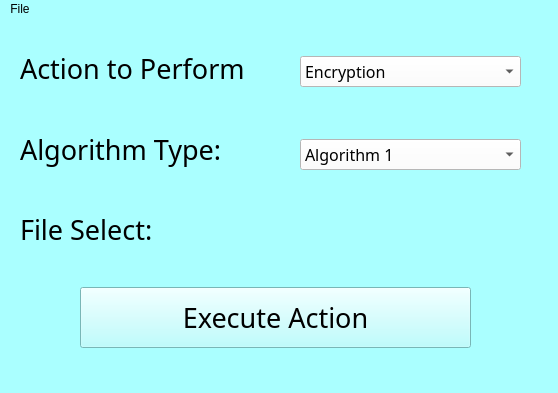
Before: the Qt Designer form src/mainwindow.ui in terrytosh/image-encryptor, drawn with Qt 5.
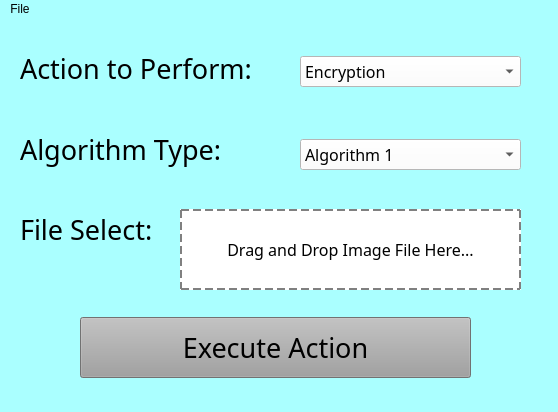
After: the same form once the commit is applied.

What changed in the file:
```diff
--- a/src/mainwindow.ui
+++ b/src/mainwindow.ui
@@ -7,7 +7,7 @@
     <x>0</x>
     <y>0</y>
     <width>558</width>
-    <height>393</height>
+    <height>412</height>
    </rect>
   </property>
   <property name="sizePolicy">
@@ -45,7 +45,7 @@
      </font>
     </property>
     <property name="text">
-     <string>Action to Perform</string>
+     <string>Action to Perform:</string>
     </property>
    </widget>
    <widget class="QLabel" name="input_label_2">
@@ -170,7 +170,7 @@
     <property name="geometry">
      <rect>
       <x>80</x>
-      <y>268</y>
+      <y>298</y>
       <width>391</width>
       <height>61</height>
      </rect>
@@ -188,7 +188,7 @@
      <bool>false</bool>
     </property>
     <property name="styleSheet">
-     <string notr="true">background-color: qlineargradient(spread:pad, x1:0, y1:0, x2:1, y2:0, stop:0 rgba(245, 224, 176, 255), stop:0.09 rgba(246, 189, 237, 255), stop:0.14 rgba(194, 207, 246, 255), stop:0.19 rgba(184, 160, 168, 255), stop:0.25 rgba(171, 186, 248, 255), stop:0.32 rgba(243, 248, 224, 255), stop:0.385 rgba(249, 162, 183, 255), stop:0.47 rgba(100, 115, 124, 255), stop:0.58 rgba(251, 205, 202, 255), stop:0.65 rgba(170, 128, 185, 255), stop:0.75 rgba(252, 222, 204, 255), stop:0.805 rgba(206, 122, 218, 255), stop:0.86 rgba(254, 223, 175, 255), stop:0.91 rgba(254, 236, 244, 255), stop:1 rgba(255, 191, 221, 255));</string>
+     <string notr="true">background-color: rgb(159, 159, 159);</string>
     </property>
     <property name="text">
      <string>Execute Action</string>
@@ -200,6 +200,35 @@
      <bool>false</bool>
     </property>
    </widget>
+   <widget class="QLabel" name="drag_and_drop_label">
+    <property name="geometry">
+     <rect>
+      <x>180</x>
+      <y>190</y>
+      <width>341</width>
+      <height>81</height>
+     </rect>
+    </property>
+    <property name="font">
+     <font>
+      <family>Calibri Light</family>
+      <pointsize>12</pointsize>
+     </font>
+    </property>
+    <property name="acceptDrops">
+     <bool>true</bool>
+    </property>
+    <property name="styleSheet">
+     <string notr="true">background-color: rgb(255, 255, 255);
+border: 2px dashed gray;</string>
+    </property>
+    <property name="text">
+     <string>Drag and Drop Image File Here...</string>
+    </property>
+    <property name="alignment">
+     <set>Qt::AlignCenter</set>
+    </property>
+   </widget>
   </widget>
   <widget class="QStatusBar" name="statusbar"/>
   <widget class="QMenuBar" name="menuBar">
```
Left out of the diff: 8 changed lines with no effect on the pictures.
